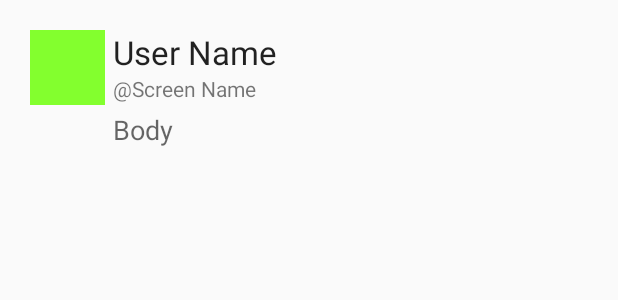
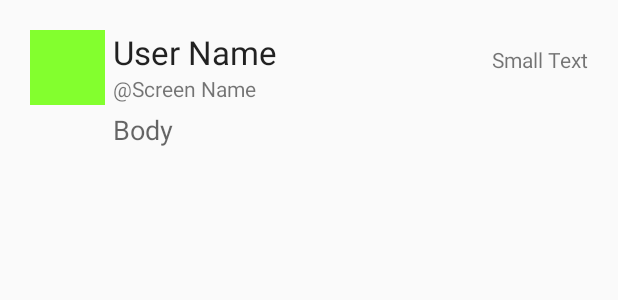
Before and after one commit to skipit/TwitterTweets, an Android app: the layout item_tweet.xml on its own in the app's theme, with its tools: preview values and no code run, on a phone screen of 412 x 824 dp. Shown: the top 300 px of the screen. Run offline under Robolectric (Android 15) with nearby library versions, the phone set to English and light mode, and no system bars.

Commit message:
Handle no favorite count, and display relative time since posted

```diff
--- a/app/src/main/java/com/codepath/apps/mysimpletweets/adapters/TweetsArrayAdapter.java
+++ b/app/src/main/java/com/codepath/apps/mysimpletweets/adapters/TweetsArrayAdapter.java
@@ -26,6 +26,7 @@ public class TweetsArrayAdapter extends ArrayAdapter<Tweet> {
         TextView tvUserName;
         TextView tvBody;
         TextView tvScreenName;
+        TextView tvSince;
     }
 
     public TweetsArrayAdapter(Context context, List<Tweet> objects) {
@@ -51,6 +52,7 @@ public class TweetsArrayAdapter extends ArrayAdapter<Tweet> {
             viewHolder.tvUserName = (TextView) convertView.findViewById(R.id.tvUserName);
             viewHolder.tvBody = (TextView) convertView.findViewById(R.id.tvBody);
             viewHolder.tvScreenName = (TextView) convertView.findViewById(R.id.tvScreenName);
+            viewHolder.tvSince = (TextView) convertView.findViewById(R.id.tvSince);
 
             convertView.setTag(viewHolder);
         } else {
@@ -60,6 +62,7 @@ public class TweetsArrayAdapter extends ArrayAdapter<Tweet> {
         viewHolder.tvUserName.setText(tweet.getUser().getName());
         viewHolder.tvScreenName.setText("@"+tweet.getUser().getScreenName());
         viewHolder.tvBody.setText(tweet.getBody());
+        viewHolder.tvSince.setText(getRelativeTimeAgo(tweet.getCreatedAt()));
         viewHolder.ivProfileImage.setImageResource(android.R.color.transparent);
         Picasso.with(getContext())
                 .load(tweet.getUser().getProfileImageUrl())
@@ -78,8 +81,9 @@ public class TweetsArrayAdapter extends ArrayAdapter<Tweet> {
         String relativeDate = "";
         try {
             long dateMillis = sf.parse(rawJsonDate).getTime();
+//            relativeDate = DateUtils.getRelativeTimeSpanString(dateMillis).toString();
             relativeDate = DateUtils.getRelativeTimeSpanString(dateMillis,
-                    System.currentTimeMillis(), DateUtils.SECOND_IN_MILLIS).toString();
+                    System.currentTimeMillis(), DateUtils.SECOND_IN_MILLIS, DateUtils.FORMAT_ABBREV_ALL).toString();
         } catch (ParseException e) {
             e.printStackTrace();
         }
--- a/app/src/main/res/layout/item_tweet.xml
+++ b/app/src/main/res/layout/item_tweet.xml
@@ -49,6 +49,16 @@
             android:layout_below="@+id/tvScreenName"
             android:layout_toRightOf="@+id/ivProfileImage"/>
 
+        <TextView
+            android:layout_width="wrap_content"
+            android:layout_height="wrap_content"
+            android:textAppearance="?android:attr/textAppearanceSmall"
+            android:text="Small Text"
+            android:id="@+id/tvSince"
+            android:layout_above="@+id/tvScreenName"
+            android:layout_alignParentRight="true"
+            android:layout_alignParentEnd="true" />
+
     </RelativeLayout>
 
 
```
Also changed, not shown: app/src/main/java/com/codepath/apps/mysimpletweets/models/Tweet.java (+15 -2 lines).
